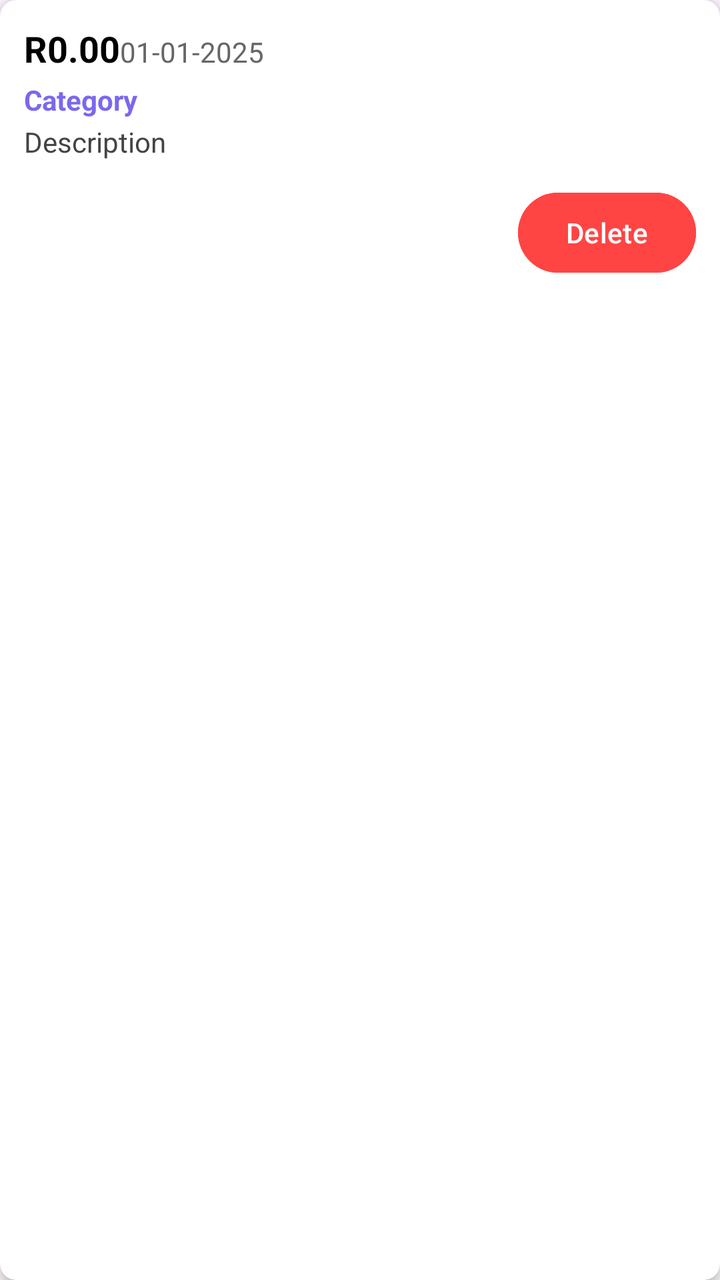
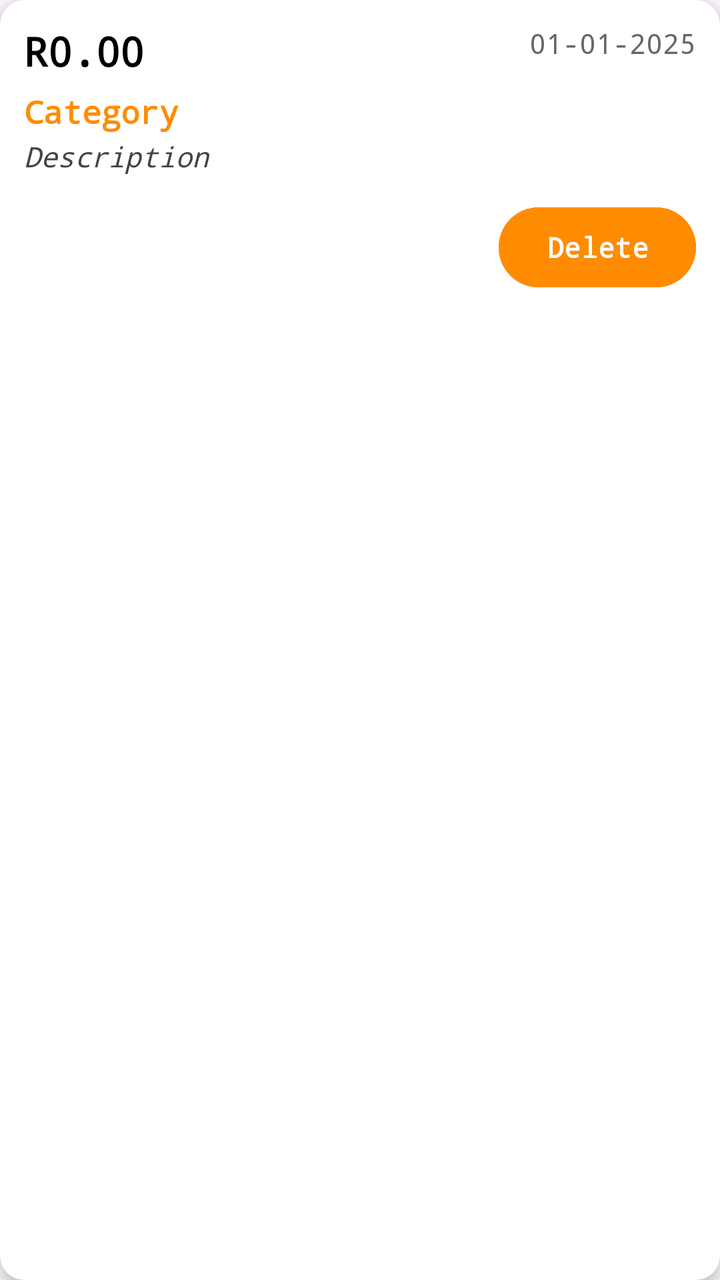

Before-and-after screenshots of an Android layout around one commit, followed by the original layout XML and the change that was made.
<!-- AndroidManifest.xml: application theme Theme.FlashApp -->
<!-- res/layout/item_expense.xml -->
<?xml version="1.0" encoding="utf-8"?>
<androidx.cardview.widget.CardView xmlns:android="http://schemas.android.com/apk/res/android"
    xmlns:card_view="http://schemas.android.com/apk/res-auto"
    android:layout_width="match_parent"
    android:layout_height="wrap_content"
    android:layout_marginBottom="8dp"
    card_view:cardElevation="4dp"
    card_view:cardCornerRadius="8dp"
    android:layout_marginHorizontal="8dp">

    <LinearLayout
        android:layout_width="match_parent"
        android:layout_height="wrap_content"
        android:orientation="vertical"
        android:padding="12dp">

        
        <LinearLayout
            android:layout_width="match_parent"
            android:layout_height="wrap_content"
            android:orientation="horizontal">

            <TextView
                android:id="@+id/item_amount"
                android:layout_width="wrap_content"
                android:layout_height="wrap_content"
                android:text="R0.00"
                android:textStyle="bold"
                android:textSize="18sp"
                android:textColor="#000000" />

            <TextView
                android:id="@+id/item_date"
                android:layout_width="wrap_content"
                android:layout_height="wrap_content"
                android:text="01-01-2025"
                android:textSize="14sp"
                android:textColor="#666666" />
        </LinearLayout>

        
        <TextView
            android:id="@+id/item_category"
            android:layout_width="wrap_content"
            android:layout_height="wrap_content"
            android:text="Category"
            android:textStyle="bold"
            android:textColor="#7B68EE"
            android:layout_marginTop="4dp" />

        <TextView
            android:id="@+id/item_description"
            android:layout_width="wrap_content"
            android:layout_height="wrap_content"
            android:text="Description"
            android:textColor="#444444"
            android:layout_marginTop="2dp" />

        
        <ImageView
            android:id="@+id/item_image"
            android:layout_width="match_parent"
            android:layout_height="150dp"
            android:scaleType="centerCrop"
            android:layout_marginTop="8dp"
            android:visibility="gone" />

        
        <Button
            android:id="@+id/deleteBtn"
            android:layout_width="wrap_content"
            android:layout_height="wrap_content"
            android:text="Delete"
            android:textColor="@android:color/white"
            android:backgroundTint="#FF4444"
            android:layout_gravity="end"
            android:layout_marginTop="12dp" />

    </LinearLayout>
</androidx.cardview.widget.CardView>
<!-- resources referenced by this layout -->
<resources>
  <style name="Theme.FlashApp" parent="Base.Theme.FlashApp" />
  <style name="Base.Theme.FlashApp" parent="Theme.Material3.DayNight.NoActionBar">
          
          
      </style>
</resources>

<!-- the commit's change to res/layout/item_expense.xml (unified diff, before → after) -->
@@ -3,10 +3,11 @@
     xmlns:card_view="http://schemas.android.com/apk/res-auto"
     android:layout_width="match_parent"
     android:layout_height="wrap_content"
-    android:layout_marginBottom="8dp"
+    android:layout_marginTop="10dp"
+    android:layout_marginBottom="10dp"
+    android:layout_marginHorizontal="16dp"
     card_view:cardElevation="4dp"
-    card_view:cardCornerRadius="8dp"
-    android:layout_marginHorizontal="8dp">
+    card_view:cardCornerRadius="12dp">
 
     <LinearLayout
         android:layout_width="match_parent"
@@ -15,54 +16,63 @@
         android:padding="12dp">
 
         
-        <LinearLayout
+        <androidx.constraintlayout.widget.ConstraintLayout
             android:layout_width="match_parent"
-            android:layout_height="wrap_content"
-            android:orientation="horizontal">
+            android:layout_height="wrap_content">
 
             <TextView
                 android:id="@+id/item_amount"
                 android:layout_width="wrap_content"
                 android:layout_height="wrap_content"
                 android:text="R0.00"
+                android:fontFamily="monospace"
+                android:textColor="#000000"
+                android:textSize="20sp"
                 android:textStyle="bold"
-                android:textSize="18sp"
-                android:textColor="#000000" />
+                card_view:layout_constraintStart_toStartOf="parent"
+                card_view:layout_constraintTop_toTopOf="parent" />
 
             <TextView
                 android:id="@+id/item_date"
                 android:layout_width="wrap_content"
                 android:layout_height="wrap_content"
                 android:text="01-01-2025"
+                android:fontFamily="monospace"
+                android:textColor="#666666"
                 android:textSize="14sp"
-                android:textColor="#666666" />
-        </LinearLayout>
+                card_view:layout_constraintEnd_toEndOf="parent"
+                card_view:layout_constraintTop_toTopOf="parent" />
+        </androidx.constraintlayout.widget.ConstraintLayout>
 
         
         <TextView
             android:id="@+id/item_category"
             android:layout_width="wrap_content"
             android:layout_height="wrap_content"
+            android:layout_marginTop="6dp"
+            android:fontFamily="monospace"
             android:text="Category"
-            android:textStyle="bold"
-            android:textColor="#7B68EE"
-            android:layout_marginTop="4dp" />
+            android:textColor="@color/DarkOrange"
+            android:textSize="16sp"
+            android:textStyle="bold" />
 
         <TextView
             android:id="@+id/item_description"
             android:layout_width="wrap_content"
             android:layout_height="wrap_content"
+            android:layout_marginTop="2dp"
+            android:fontFamily="monospace"
             android:text="Description"
             android:textColor="#444444"
-            android:layout_marginTop="2dp" />
+            android:textStyle="italic" />
 
         
         <ImageView
             android:id="@+id/item_image"
             android:layout_width="match_parent"
             android:layout_height="150dp"
+            android:layout_marginTop="8dp"
             android:scaleType="centerCrop"
-            android:layout_marginTop="8dp"
             android:visibility="gone" />
 
         
@@ -70,11 +80,13 @@
             android:id="@+id/deleteBtn"
             android:layout_width="wrap_content"
             android:layout_height="wrap_content"
-            android:text="Delete"
-            android:textColor="@android:color/white"
-            android:backgroundTint="#FF4444"
             android:layout_gravity="end"
-            android:layout_marginTop="12dp" />
+            android:layout_marginTop="12dp"
+            android:fontFamily="monospace"
+            android:backgroundTint="@color/DarkOrange"            android:text="Delete"
+            android:textColor="@color/white"
+            android:textStyle="bold"
+            />
 
     </LinearLayout>
 </androidx.cardview.widget.CardView>
<!-- resource entries referenced after the edit -->
@@ -1,5 +1,7 @@
 <!-- resources referenced by this layout -->
 <resources>
+  <color name="DarkOrange">#FF8C00</color>
+  <color name="white">#FFFFFFFF</color>
   <style name="Theme.FlashApp" parent="Base.Theme.FlashApp" />
   <style name="Base.Theme.FlashApp" parent="Theme.Material3.DayNight.NoActionBar">
           
